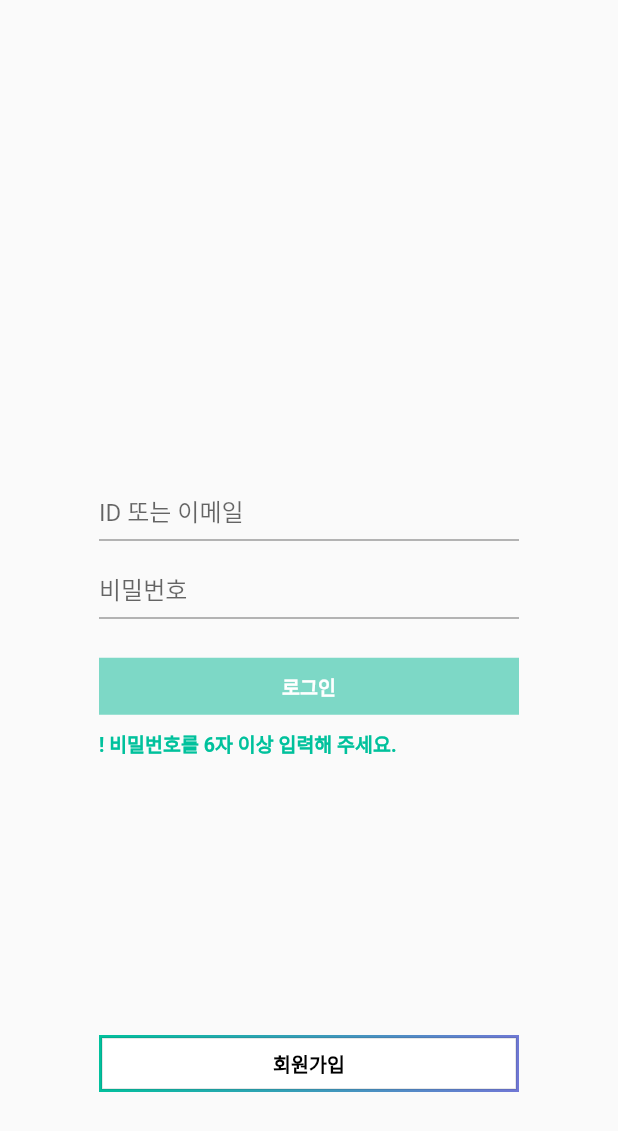
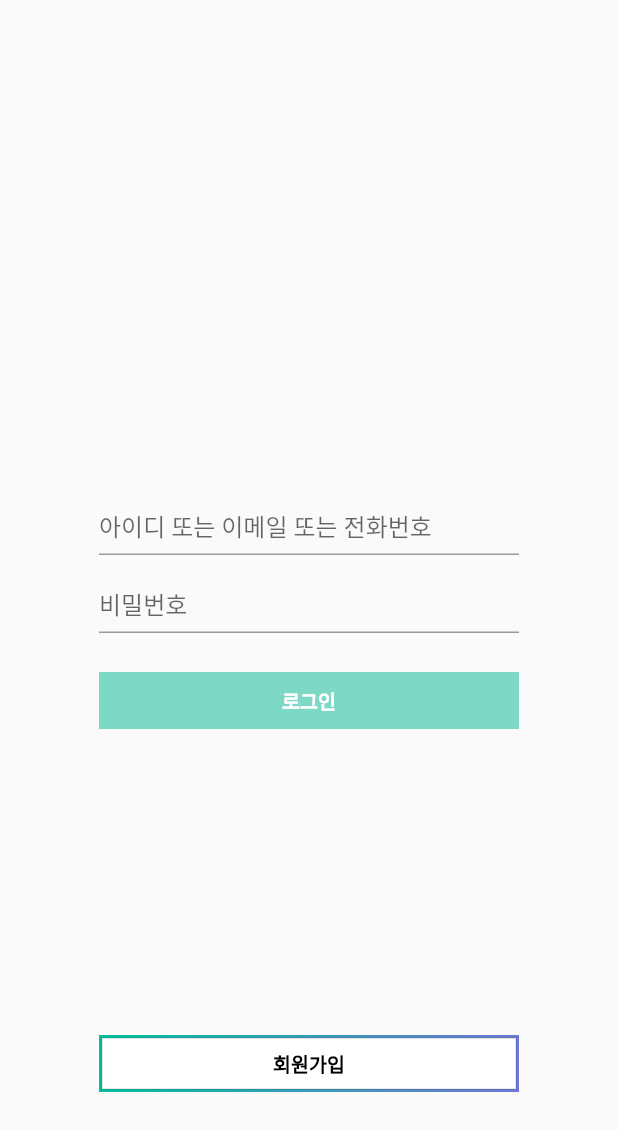
Before and after one commit to wafflestudio/feelin-mobile, a Flutter app: the SignInPage screen opened directly, on a phone screen of 412 x 824 dp. Shown: the top 1131 px of the screen. Run offline on Flutter 3.47's test engine with Material 2 defaults, Android fonts, the phone set to English and light mode, and no system bars; our stand-ins replace bloc, dartz, dio, flutter_bloc, flutter_secure_storage, freezed_annotation and 3 more; accounts and stored records are empty; generated files the repository leaves out were written again; network calls fail; Roboto replaces fonts that are missing (SpoqaHanSansNeo).

Commit message:
feat: login

```diff
--- a/music_sns/lib/application/auth/sign_in/sign_in_form/sign_in_form_event.dart
+++ b/music_sns/lib/application/auth/sign_in/sign_in_form/sign_in_form_event.dart
@@ -2,8 +2,8 @@ part of 'sign_in_form_bloc.dart';
 
 @freezed
 class SignInFormEvent with _$SignInFormEvent {
-  const factory SignInFormEvent.emailChanged(String emailAddressStr) =
-      _EmailChanged;
+  const factory SignInFormEvent.accountChanged(String accountStr) =
+      _AccountChanged;
   const factory SignInFormEvent.passwordChanged(String passwordStr) =
       _PasswordChanged;
   const factory SignInFormEvent.submitted() = _Submitted;
--- a/music_sns/lib/application/auth/sign_in/sign_in_form/sign_in_form_state.dart
+++ b/music_sns/lib/application/auth/sign_in/sign_in_form/sign_in_form_state.dart
@@ -3,13 +3,13 @@ part of 'sign_in_form_bloc.dart';
 @freezed
 class SignInFormState with _$SignInFormState {
   const factory SignInFormState({
-    required EmailAddress emailAddress,
+    required Account account,
     required Password password,
-    required Option<Either<AuthFailure, Unit>> authFailureOrSuccessOption,
+    required Option<Either<AuthFailure, Token>> authFailureOrSuccessOption,
     required bool isSubmitting,
   }) = _SignInFormState;
   factory SignInFormState.initial() => SignInFormState(
-        emailAddress: EmailAddress(''),
+        account: Account(''),
         password: Password(''),
         authFailureOrSuccessOption: none(),
         isSubmitting: false,
--- a/music_sns/lib/domain/auth/value_objects.dart
+++ b/music_sns/lib/domain/auth/value_objects.dart
@@ -14,6 +14,19 @@ class EmailAddress extends ValueObject<String> {
   }
 
   const EmailAddress._(this.value);
+}
+
+class Account extends ValueObject<String> {
+  @override
+  final Either<ValueFailure<String>, String> value;
+
+  factory Account(String input) {
+    return Account._(
+      validateAccount(input),
+    );
+  }
+
+  const Account._(this.value);
 }
 
 class Password extends ValueObject<String> {
--- a/music_sns/lib/infrastructure/auth/auth_client.dart
+++ b/music_sns/lib/infrastructure/auth/auth_client.dart
@@ -13,10 +13,13 @@ part 'auth_client.g.dart';
 abstract class AuthClient{
   factory AuthClient(Dio dio, {String baseUrl}) = _AuthClient;
 
+  @GET("")
+  Future<HttpResponse<String>> test();
+
   @POST('/auth/user/signin')
   Future<HttpResponse<Token>> signIn(@Body() SignInRequest signInRequest);
 
-  @POST('/auth/user/sighup')
+  @POST('/auth/user/signup')
   Future<HttpResponse<Token>> signUp(@Body() SignUpRequest signUpRequest);
 
   @POST('/auth/user/verify-code')
--- a/music_sns/lib/presentation/auth/sign_in/sign_in_page.dart
+++ b/music_sns/lib/presentation/auth/sign_in/sign_in_page.dart
@@ -7,6 +7,7 @@ import 'package:music_sns/injection.dart';
 import 'package:music_sns/presentation/auth/sign_up/email_authentication_page.dart';
 import 'package:music_sns/presentation/auth/sign_up/sign_up_page.dart';
 import 'package:music_sns/presentation/main/explore/playlist_info_page.dart';
+import 'package:music_sns/presentation/main/explore/profile_page.dart';
 
 class SignInPage extends StatefulWidget {
   const SignInPage({Key? key}) : super(key: key);
@@ -62,12 +63,14 @@ class _SignInPageState extends State<SignInPage> {
         state.authFailureOrSuccessOption.fold(
           () => null,
           (failureOrSuccess) => failureOrSuccess.fold(
-            (f) => _showSnackBar(context, f.toString()), // 로그인 실패
-            (_) => {
-              storage.write(key: "token", value: (_ as Token).token),
-              Navigator.push(context, MaterialPageRoute(builder: (context){
-                return PlaylistInfoPage();
-              })), // 로그인 성공
+            (f) => null
+              //_showSnackBar(context, f.toString())
+              , // 로그인 실패
+            (token) => {
+              storage.write(key: "token", value: token.token),
+              Navigator.pushAndRemoveUntil(context, MaterialPageRoute(builder: (context){
+                return const ProfilePage();
+              }),(route) => false), // 로그인 성공
             }
 
           ),
@@ -117,7 +120,7 @@ class _SignInPageState extends State<SignInPage> {
       return TextFormField(
         controller: _idTextController,
         decoration: const InputDecoration(
-          hintText: 'ID 또는 이메일',
+          hintText: '아이디 또는 이메일 또는 전화번호',
           isDense: true,
           focusedBorder: UnderlineInputBorder(
             borderSide: BorderSide(
@@ -126,7 +129,7 @@ class _SignInPageState extends State<SignInPage> {
           ),
         ),
         validator: (_) =>
-            context.read<SignInFormBloc>().state.emailAddress.value.fold(
+            context.read<SignInFormBloc>().state.account.value.fold(
                   (f) => f.maybeMap(
                     invalidEmail: (_) => null, //'올바른 형식의 이메일을 입력해 주세요.',
                     orElse: () => null,
@@ -135,7 +138,7 @@ class _SignInPageState extends State<SignInPage> {
                 ),
         onChanged: (value) => context
             .read<SignInFormBloc>()
-            .add(SignInFormEvent.emailChanged(value)),
+            .add(SignInFormEvent.accountChanged(value)),
       );
     });
   }
@@ -208,27 +211,44 @@ class _SignInPageState extends State<SignInPage> {
               ),
             ),
             const SizedBox(height: 10.0),
-            state.password.value.fold(
+            // state.password.value.fold(
+            //   (f) => f.maybeMap(
+            //     invalidEmail: (_) => const Text(
+            //       '! 존재하지 않는 아이디입니다.',
+            //       style: TextStyle(
+            //         fontSize: 13,
+            //         fontWeight: FontWeight.w700,
+            //         color: Color(0xff00C19C),
+            //       ),
+            //     ),
+            //     shortPassword: (_) => const Text(
+            //       '! 비밀번호를 6자 이상 입력해 주세요.',
+            //       style: TextStyle(
+            //         fontSize: 13,
+            //         fontWeight: FontWeight.w700,
+            //         color: Color(0xff00C19C),
+            //       ),
+            //     ),
+            //     orElse: () => const Offstage(),
+            //   ),
+            //   (_) => const Offstage(),
+            // ),
+            state.authFailureOrSuccessOption.fold(
+                    () => const Offstage(),
+                    (failureOrSuccess) => failureOrSuccess.fold(
                             (f) => f.maybeMap(
-                invalidEmail: (_) => const Text(
-                  '! 존재하지 않는 아이디입니다.',
+                              invalidEmailAndPasswordCombination: (_) =>
+                              const Text(
+                                '! 아이디 또는 비밀번호가 일치하지 않습니다.',
                                 style: TextStyle(
                                   fontSize: 13,
                                   fontWeight: FontWeight.w700,
                                   color: Color(0xff00C19C),
                                   ),
                                 ),
-                shortPassword: (_) => const Text(
-                  '! 비밀번호를 6자 이상 입력해 주세요.',
-                  style: TextStyle(
-                    fontSize: 13,
-                    fontWeight: FontWeight.w700,
-                    color: Color(0xff00C19C),
-                  ),
-                ),
-                orElse: () => const Offstage(),
-              ),
-              (_) => const Offstage(),
+                              orElse: () => const Offstage(),),
+                            (token) => const Offstage()
+                    )
             ),
           ],
         );
--- a/music_sns/lib/presentation/auth/sign_up/sign_up_page.dart
+++ b/music_sns/lib/presentation/auth/sign_up/sign_up_page.dart
@@ -6,6 +6,7 @@ import 'package:music_sns/domain/auth/token.dart';
 import 'package:music_sns/domain/auth/value_objects.dart';
 import 'package:music_sns/injection.dart';
 import 'package:music_sns/presentation/main/explore/playlist_info_page.dart';
+import 'package:music_sns/presentation/main/explore/profile_page.dart';
 
 class SignUpPage extends StatefulWidget{
   final EmailAddress emailAddress;
@@ -68,7 +69,7 @@ class _SignUpPageState extends State<SignUpPage>{
                         (_) => {
                           storage.write(key: "token", value: (_ as Token).token),
                           Navigator.push(context, MaterialPageRoute(builder: (context){
-                            return PlaylistInfoPage();
+                            return ProfilePage();
                           })),
                         }
             ),
```
Also changed, not shown: music_sns/lib/application/auth/sign_in/sign_in_form/sign_in_form_bloc.dart (+9 -7 lines), music_sns/lib/domain/auth/i_auth_repository.dart (+5 -2 lines), music_sns/lib/domain/core/value_validators.dart (+8 -0 lines), music_sns/lib/infrastructure/auth/auth_repository.dart (+18 -3 lines), music_sns/lib/application/auth/sign_in/sign_in_form/sign_in_form_bloc.freezed.dart, music_sns/lib/infrastructure/auth/auth_client.g.dart. Lines whose indentation alone changed are shown as unchanged.
